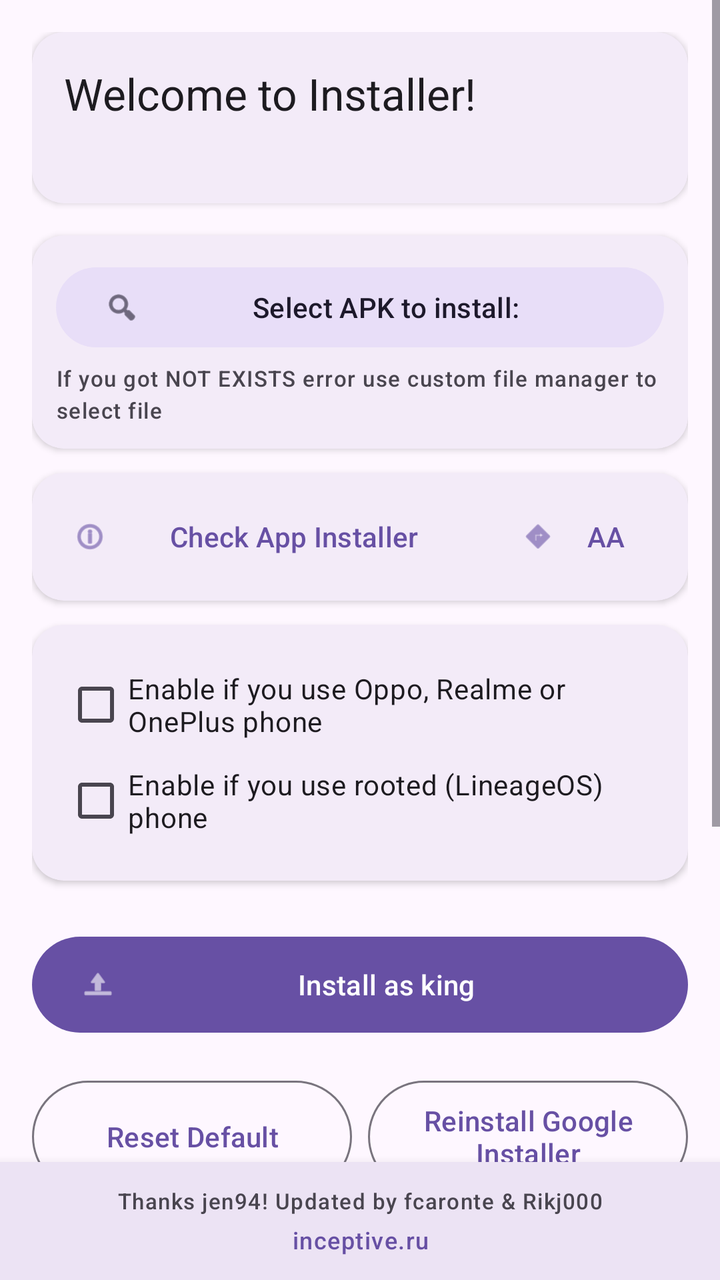
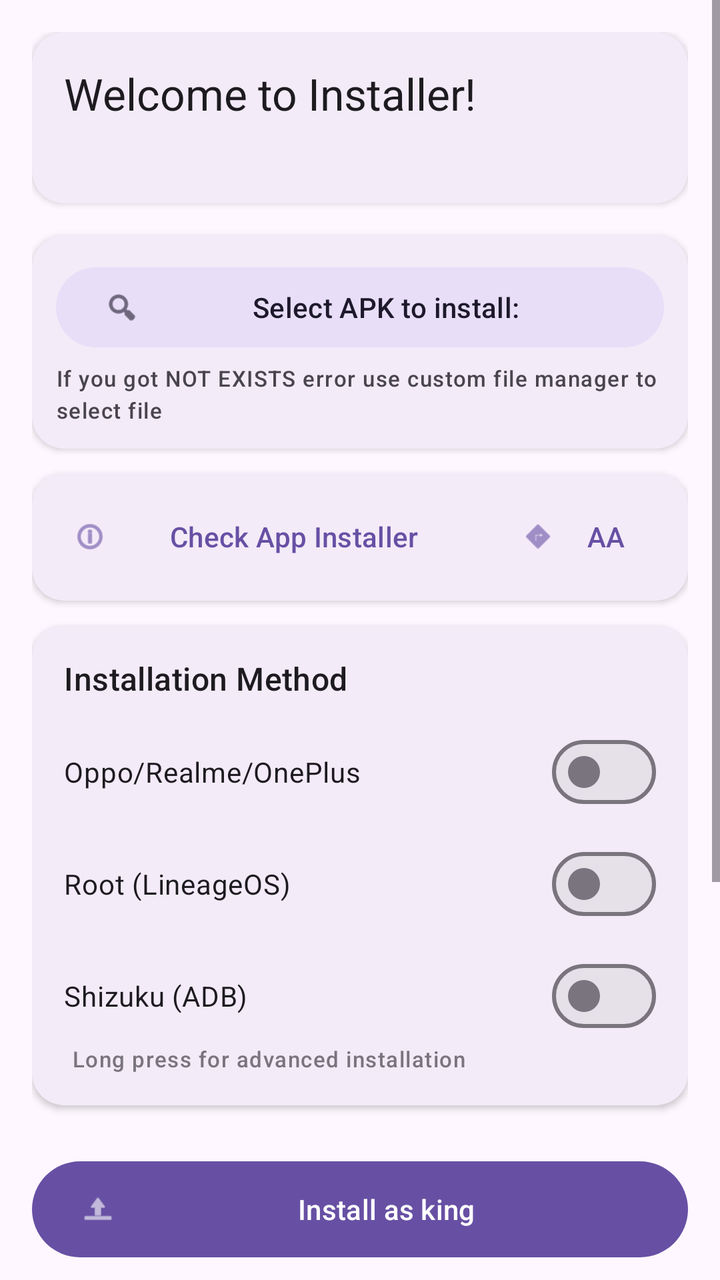

Before-and-after screenshots of an Android layout around one commit, followed by the original layout XML and the change that was made.
<!-- AndroidManifest.xml: application theme Theme.KingInstaller -->
<!-- res/layout/activity_main.xml -->
<?xml version="1.0" encoding="utf-8"?>
<androidx.constraintlayout.widget.ConstraintLayout xmlns:android="http://schemas.android.com/apk/res/android"
    xmlns:app="http://schemas.android.com/apk/res-auto"
    xmlns:tools="http://schemas.android.com/tools"
    android:id="@+id/main"
    android:layout_width="match_parent"
    android:layout_height="match_parent"
    tools:context=".MainActivity">

    <ScrollView
        android:layout_width="match_parent"
        android:layout_height="0dp"
        android:clipToPadding="false"
        app:layout_constraintBottom_toTopOf="@+id/footerCard"
        app:layout_constraintTop_toTopOf="parent">

        <LinearLayout
            android:layout_width="match_parent"
            android:layout_height="wrap_content"
            android:orientation="vertical"
            android:padding="16dp">

            <com.google.android.material.card.MaterialCardView
                android:layout_width="match_parent"
                android:layout_height="wrap_content"
                android:layout_marginBottom="16dp"
                app:cardCornerRadius="16dp"
                app:cardElevation="2dp"
                app:strokeWidth="0dp">

                <LinearLayout
                    android:layout_width="match_parent"
                    android:layout_height="wrap_content"
                    android:orientation="vertical"
                    android:padding="16dp">

                    <TextView
                        android:layout_width="wrap_content"
                        android:layout_height="wrap_content"
                        android:text="@string/welcome_to_installer"
                        android:textAppearance="@style/TextAppearance.Material3.TitleLarge" />

                    <TextView
                        android:id="@+id/textViewError"
                        android:layout_width="match_parent"
                        android:layout_height="wrap_content"
                        android:layout_marginTop="8dp"
                        android:textAppearance="@style/TextAppearance.Material3.BodySmall"
                        android:textColor="?attr/colorError" />
                </LinearLayout>
            </com.google.android.material.card.MaterialCardView>

            <com.google.android.material.card.MaterialCardView
                android:layout_width="match_parent"
                android:layout_height="wrap_content"
                android:layout_marginBottom="12dp"
                app:cardCornerRadius="16dp"
                app:cardElevation="2dp"
                app:strokeWidth="0dp">

                <LinearLayout
                    android:layout_width="match_parent"
                    android:layout_height="wrap_content"
                    android:orientation="vertical"
                    android:padding="12dp">

                    <Button
                        android:id="@+id/selectButton"
                        style="@style/Widget.Material3.Button.TonalButton"
                        android:layout_width="match_parent"
                        android:layout_height="wrap_content"
                        android:text="@string/select_apk_to_install"
                        app:icon="@android:drawable/ic_menu_search" />

                    <TextView
                        android:id="@+id/selectedFileText"
                        android:layout_width="match_parent"
                        android:layout_height="wrap_content"
                        android:layout_marginTop="4dp"
                        android:gravity="center"
                        android:textAppearance="@style/TextAppearance.Material3.BodySmall"
                        android:textColor="?attr/colorPrimary"
                        android:visibility="gone" />

                    <TextView
                        android:layout_width="match_parent"
                        android:layout_height="wrap_content"
                        android:layout_marginTop="4dp"
                        android:text="@string/info_manager"
                        android:textAppearance="@style/TextAppearance.Material3.LabelSmall" />
                </LinearLayout>
            </com.google.android.material.card.MaterialCardView>

            <com.google.android.material.card.MaterialCardView
                android:layout_width="match_parent"
                android:layout_height="wrap_content"
                android:layout_marginBottom="12dp"
                app:cardCornerRadius="16dp"
                app:cardElevation="2dp"
                app:strokeWidth="0dp">

                <LinearLayout
                    android:layout_width="match_parent"
                    android:layout_height="wrap_content"
                    android:orientation="horizontal"
                    android:padding="8dp">

                    <Button
                        android:id="@+id/checkInstallerButton"
                        style="@style/Widget.Material3.Button.TextButton"
                        android:layout_width="0dp"
                        android:layout_height="wrap_content"
                        android:layout_weight="1"
                        android:text="@string/check_app_installer"
                        app:icon="@android:drawable/ic_menu_info_details" />

                    <Button
                        android:id="@+id/openAndroidAutoButton"
                        style="@style/Widget.Material3.Button.TextButton"
                        android:layout_width="wrap_content"
                        android:layout_height="wrap_content"
                        android:text="@string/open_android_auto_short"
                        app:icon="@android:drawable/ic_menu_directions" />
                </LinearLayout>
            </com.google.android.material.card.MaterialCardView>

            <com.google.android.material.card.MaterialCardView
                android:layout_width="match_parent"
                android:layout_height="wrap_content"
                android:layout_marginBottom="16dp"
                app:cardCornerRadius="16dp"
                app:cardElevation="2dp"
                app:strokeWidth="0dp">

                <LinearLayout
                    android:layout_width="match_parent"
                    android:layout_height="wrap_content"
                    android:orientation="vertical"
                    android:padding="16dp">

                    <CheckBox
                        android:id="@+id/checkBox1"
                        android:layout_width="match_parent"
                        android:layout_height="wrap_content"
                        android:text="@string/oppo_trick" />

                    <CheckBox
                        android:id="@+id/checkBox2"
                        android:layout_width="match_parent"
                        android:layout_height="wrap_content"
                        android:text="@string/root_trick" />
                </LinearLayout>
            </com.google.android.material.card.MaterialCardView>

            <Button
                android:id="@+id/installButton"
                style="@style/Widget.Material3.Button"
                android:layout_width="match_parent"
                android:layout_height="wrap_content"
                android:layout_marginTop="8dp"
                android:layout_marginBottom="16dp"
                android:minHeight="56dp"
                android:text="@string/install_as_king"
                app:icon="@android:drawable/ic_menu_upload" />

            <LinearLayout
                android:layout_width="match_parent"
                android:layout_height="wrap_content"
                android:orientation="horizontal"
                android:gravity="center_vertical"
                android:weightSum="2">

                <Button
                    android:id="@+id/resetButton"
                    style="@style/Widget.Material3.Button.OutlinedButton"
                    android:layout_width="0dp"
                    android:layout_height="wrap_content"
                    android:layout_marginEnd="4dp"
                    android:layout_weight="1"
                    android:minHeight="64dp"
                    android:text="@string/reset_default" />

                <Button
                    android:id="@+id/reinstallGoogleButton"
                    style="@style/Widget.Material3.Button.OutlinedButton"
                    android:layout_width="0dp"
                    android:layout_height="wrap_content"
                    android:layout_marginStart="4dp"
                    android:layout_weight="1"
                    android:minHeight="64dp"
                    android:text="@string/reinstall_google_installer" />
            </LinearLayout>

            <TextView
                android:layout_width="match_parent"
                android:layout_height="wrap_content"
                android:layout_marginTop="8dp"
                android:text="@string/reset_default_description"
                android:textAppearance="@style/TextAppearance.Material3.BodySmall" />

        </LinearLayout>
    </ScrollView>

    <com.google.android.material.card.MaterialCardView
        android:id="@+id/footerCard"
        android:layout_width="match_parent"
        android:layout_height="wrap_content"
        app:cardCornerRadius="0dp"
        app:cardElevation="8dp"
        app:layout_constraintBottom_toBottomOf="parent"
        app:strokeWidth="0dp">

        <LinearLayout
            android:layout_width="match_parent"
            android:layout_height="wrap_content"
            android:orientation="vertical"
            android:padding="12dp">

            <TextView
                android:layout_width="match_parent"
                android:layout_height="wrap_content"
                android:gravity="center"
                android:text="@string/jen94"
                android:textAppearance="@style/TextAppearance.Material3.LabelSmall" />

            <TextView
                android:id="@+id/site_annexhack"
                android:layout_width="match_parent"
                android:layout_height="wrap_content"
                android:layout_marginTop="4dp"
                android:gravity="center"
                android:text="@string/site_url_text"
                android:textAppearance="@style/TextAppearance.Material3.LabelMedium"
                android:textColor="?attr/colorPrimary" />
        </LinearLayout>
    </com.google.android.material.card.MaterialCardView>

</androidx.constraintlayout.widget.ConstraintLayout>
<!-- resources referenced by this layout -->
<resources>
  <string name="check_app_installer">Check App Installer</string>
  <string name="info_manager">If you got NOT EXISTS error use custom file manager to select file</string>
  <string name="install_as_king">Install as king</string>
  <string name="jen94">Thanks jen94! Updated by fcaronte &amp; Rikj000</string>
  <string name="open_android_auto_short">AA</string>
  <string name="oppo_trick">Enable if you use Oppo, Realme or OnePlus phone</string>
  <string name="reinstall_google_installer">Reinstall Google Installer</string>
  <string name="reset_default">Reset Default</string>
  <string name="reset_default_description">Use \"Reset Default\" button to open default Google PackageInstaller\nif you wrongly set as default and popup won\'t show anymore.\n\nAfter touch \"Reset Default\" button,\nsearch for \"Clear Default Preference\" PS.\n\nIf the button gives an error,\nit is because your phone use a different PackageInstaller\nand so you need to manually search on your phone setting.</string>
  <string name="root_trick">Enable if you use rooted (LineageOS) phone</string>
  <string name="select_apk_to_install">Select APK to install:</string>
  <string name="site_url_text">inceptive.ru</string>
  <string name="welcome_to_installer">Welcome to Installer!</string>
  <style name="Theme.KingInstaller" parent="Theme.Material3.DayNight">
          
      </style>
</resources>

<!-- the commit's change to res/layout/activity_main.xml (unified diff, before → after) -->
@@ -9,10 +9,9 @@
 
     <ScrollView
         android:layout_width="match_parent"
-        android:layout_height="0dp"
+        android:layout_height="match_parent"
         android:clipToPadding="false"
-        app:layout_constraintBottom_toTopOf="@+id/footerCard"
-        app:layout_constraintTop_toTopOf="parent">
+        tools:context=".MainActivity">
 
         <LinearLayout
             android:layout_width="match_parent"
@@ -138,17 +137,41 @@
                     android:orientation="vertical"
                     android:padding="16dp">
 
-                    <CheckBox
-                        android:id="@+id/checkBox1"
+                    <TextView
+                        android:layout_width="wrap_content"
+                        android:layout_height="wrap_content"
+                        android:layout_marginBottom="12dp"
+                        android:text="@string/installation_method"
+                        android:textAppearance="@style/TextAppearance.Material3.TitleMedium" />
+
+                    <com.google.android.material.materialswitch.MaterialSwitch
+                        android:id="@+id/switchOppo"
                         android:layout_width="match_parent"
                         android:layout_height="wrap_content"
                         android:text="@string/oppo_trick" />
 
-                    <CheckBox
-                        android:id="@+id/checkBox2"
-                        android:layout_width="match_parent"
-                        android:layout_height="wrap_content"
+                    <com.google.android.material.materialswitch.MaterialSwitch
+                        android:id="@+id/switchRoot"
+                        android:layout_width="match_parent"
+                        android:layout_height="wrap_content"
+                        android:layout_marginTop="8dp"
                         android:text="@string/root_trick" />
+
+                    <com.google.android.material.materialswitch.MaterialSwitch
+                        android:id="@+id/switchShizuku"
+                        android:layout_width="match_parent"
+                        android:layout_height="wrap_content"
+                        android:layout_marginTop="8dp"
+                        android:text="@string/shizuku_trick" />
+
+                    <TextView
+                        android:id="@+id/shizukuDesc"
+                        android:layout_width="match_parent"
+                        android:layout_height="wrap_content"
+                        android:layout_marginStart="4dp"
+                        android:text="@string/shizuku_desc"
+                        android:textAppearance="@style/TextAppearance.Material3.LabelSmall"
+                        android:textColor="?attr/colorOutline" />
                 </LinearLayout>
             </com.google.android.material.card.MaterialCardView>
 
@@ -201,38 +224,4 @@
         </LinearLayout>
     </ScrollView>
 
-    <com.google.android.material.card.MaterialCardView
-        android:id="@+id/footerCard"
-        android:layout_width="match_parent"
-        android:layout_height="wrap_content"
-        app:cardCornerRadius="0dp"
-        app:cardElevation="8dp"
-        app:layout_constraintBottom_toBottomOf="parent"
-        app:strokeWidth="0dp">
-
-        <LinearLayout
-            android:layout_width="match_parent"
-            android:layout_height="wrap_content"
-            android:orientation="vertical"
-            android:padding="12dp">
-
-            <TextView
-                android:layout_width="match_parent"
-                android:layout_height="wrap_content"
-                android:gravity="center"
-                android:text="@string/jen94"
-                android:textAppearance="@style/TextAppearance.Material3.LabelSmall" />
-
-            <TextView
-                android:id="@+id/site_annexhack"
-                android:layout_width="match_parent"
-                android:layout_height="wrap_content"
-                android:layout_marginTop="4dp"
-                android:gravity="center"
-                android:text="@string/site_url_text"
-                android:textAppearance="@style/TextAppearance.Material3.LabelMedium"
-                android:textColor="?attr/colorPrimary" />
-        </LinearLayout>
-    </com.google.android.material.card.MaterialCardView>
-
 </androidx.constraintlayout.widget.ConstraintLayout>
<!-- resource entries referenced after the edit -->
@@ -3,15 +3,16 @@
   <string name="check_app_installer">Check App Installer</string>
   <string name="info_manager">If you got NOT EXISTS error use custom file manager to select file</string>
   <string name="install_as_king">Install as king</string>
-  <string name="jen94">Thanks jen94! Updated by fcaronte &amp; Rikj000</string>
+  <string name="installation_method">Installation Method</string>
   <string name="open_android_auto_short">AA</string>
-  <string name="oppo_trick">Enable if you use Oppo, Realme or OnePlus phone</string>
+  <string name="oppo_trick">Oppo/Realme/OnePlus</string>
   <string name="reinstall_google_installer">Reinstall Google Installer</string>
   <string name="reset_default">Reset Default</string>
   <string name="reset_default_description">Use \"Reset Default\" button to open default Google PackageInstaller\nif you wrongly set as default and popup won\'t show anymore.\n\nAfter touch \"Reset Default\" button,\nsearch for \"Clear Default Preference\" PS.\n\nIf the button gives an error,\nit is because your phone use a different PackageInstaller\nand so you need to manually search on your phone setting.</string>
-  <string name="root_trick">Enable if you use rooted (LineageOS) phone</string>
+  <string name="root_trick">Root (LineageOS)</string>
   <string name="select_apk_to_install">Select APK to install:</string>
-  <string name="site_url_text">inceptive.ru</string>
+  <string name="shizuku_desc">Long press for advanced installation</string>
+  <string name="shizuku_trick">Shizuku (ADB)</string>
   <string name="welcome_to_installer">Welcome to Installer!</string>
   <style name="Theme.KingInstaller" parent="Theme.Material3.DayNight">
           
